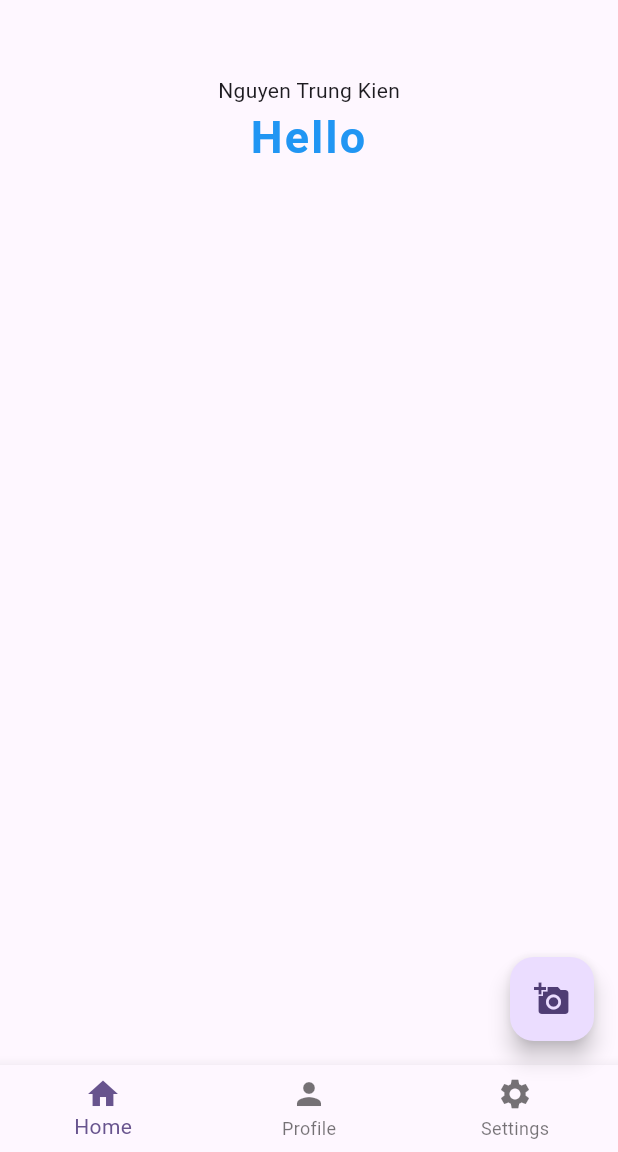
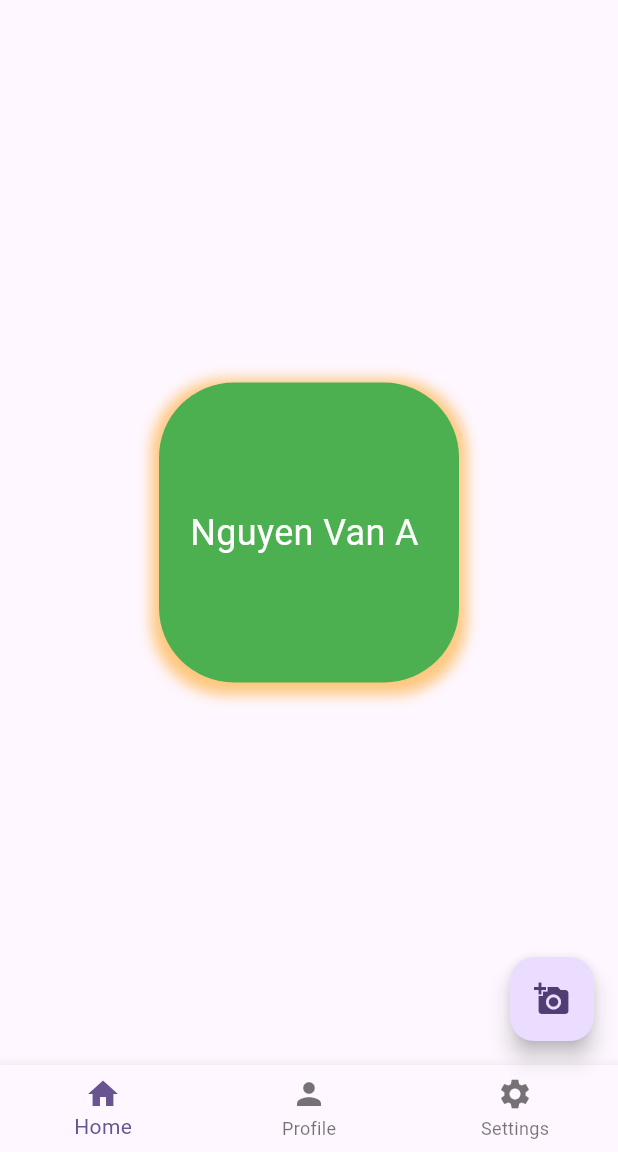
Before and after one commit to TrungKien2714/dart_tutorial, a Flutter app: the screen it shows after launch, on a phone screen of 412 x 824 dp, the part 84-1236 px from its top. Run offline on Flutter 3.47's test engine with Material 3 defaults, Android fonts, the phone set to English and light mode, and no system bars.

Commit message:
Container

```diff
--- /dev/null
+++ b/app_01/lib/MyContainer.dart
@@ -0,0 +1,79 @@
+import "package:flutter/material.dart";
+
+class MyContainer extends StatelessWidget {
+  const MyContainer({super.key});
+  @override
+  Widget build(BuildContext context) {
+    return Scaffold(
+      appBar: AppBar(
+        title: Text("App 01"),
+        backgroundColor: Colors.blue,
+        //do bong cua appbar
+        elevation: 4,
+        actions: [
+          IconButton(
+            onPressed: () {
+              print("b1");
+            },
+            icon: Icon(Icons.search),
+          ),
+          IconButton(
+            onPressed: () {
+              print("b2");
+            },
+            icon: Icon(Icons.abc),
+          ),
+          IconButton(
+            onPressed: () {
+              print("b3");
+            },
+            icon: Icon(Icons.more_vert),
+          ),
+        ],
+      ),
+      body: Center(
+        child: Container(
+          width: 200,
+          height: 200,
+          decoration: BoxDecoration(
+            color: Colors.green,
+            borderRadius: BorderRadius.circular(50),
+            boxShadow: [
+              BoxShadow(
+                color: Colors.orange.withOpacity(0.5),
+                spreadRadius: 5, //do phan tan
+                blurRadius: 7, //do mo
+                offset: const Offset(0, 3), //vi tri bong
+              ),
+            ],
+          ),
+          padding: const EdgeInsets.all(20),
+          margin: const EdgeInsets.all(20),
+          child: Align(
+            alignment: Alignment.center,
+            child: const Text(
+              "Nguyen Van A ",
+              style: TextStyle(color: Colors.white, fontSize: 24),
+            ),
+          ),
+        ),
+      ),
+      floatingActionButton: FloatingActionButton(
+        onPressed: () {
+          print("pressed");
+        },
+        child: const Icon(Icons.add_a_photo),
+      ),
+      bottomNavigationBar: BottomNavigationBar(
+        items: [
+          BottomNavigationBarItem(icon: Icon(Icons.home), label: "Home"),
+          BottomNavigationBarItem(icon: Icon(Icons.person), label: "Profile"),
+          BottomNavigationBarItem(
+            icon: Icon(Icons.settings),
+            label: "Settings",
+          ),
+        ],
+      ),
+    );
+  }
+}
--- a/app_01/lib/main.dart
+++ b/app_01/lib/main.dart
@@ -1,6 +1,7 @@
 import 'package:flutter/material.dart';
 import 'MyAppBar.dart';
 import 'MyText.dart';
+import 'MyContainer.dart';
 
 void main() {
   runApp(const MyApp());
@@ -32,7 +33,7 @@ class MyApp extends StatelessWidget {
         // tested with just a hot reload.
         colorScheme: .fromSeed(seedColor: Colors.deepPurple),
       ),
-      home: const MyText(),
+      home: const MyContainer(),
     );
   }
 }
```
